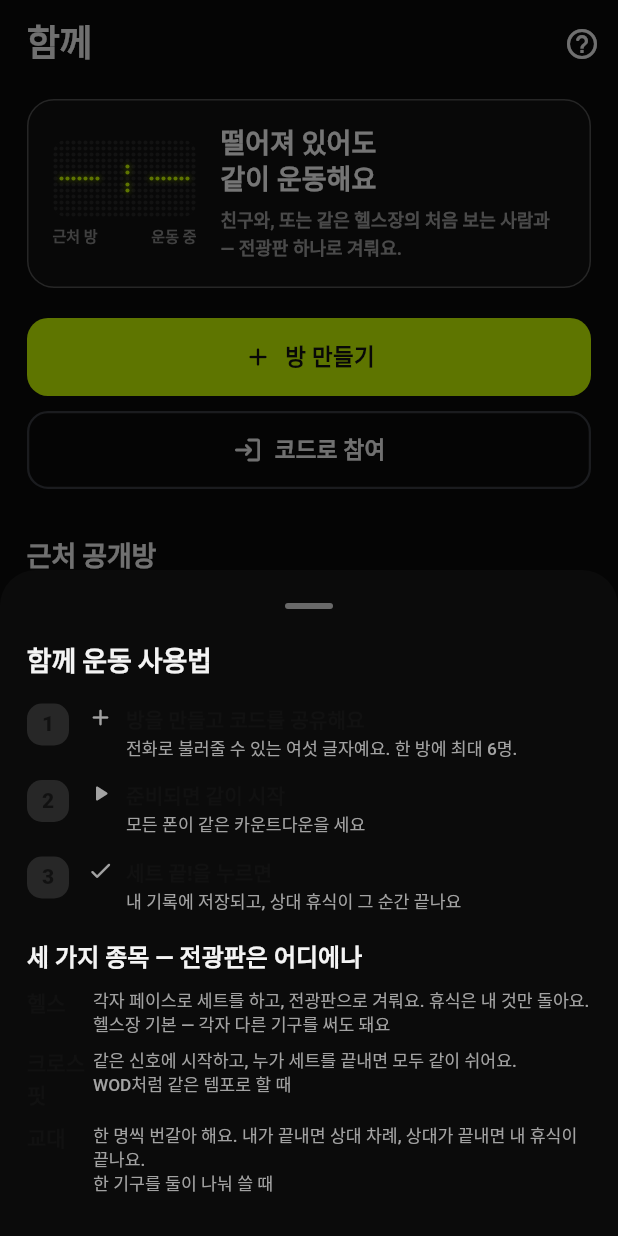
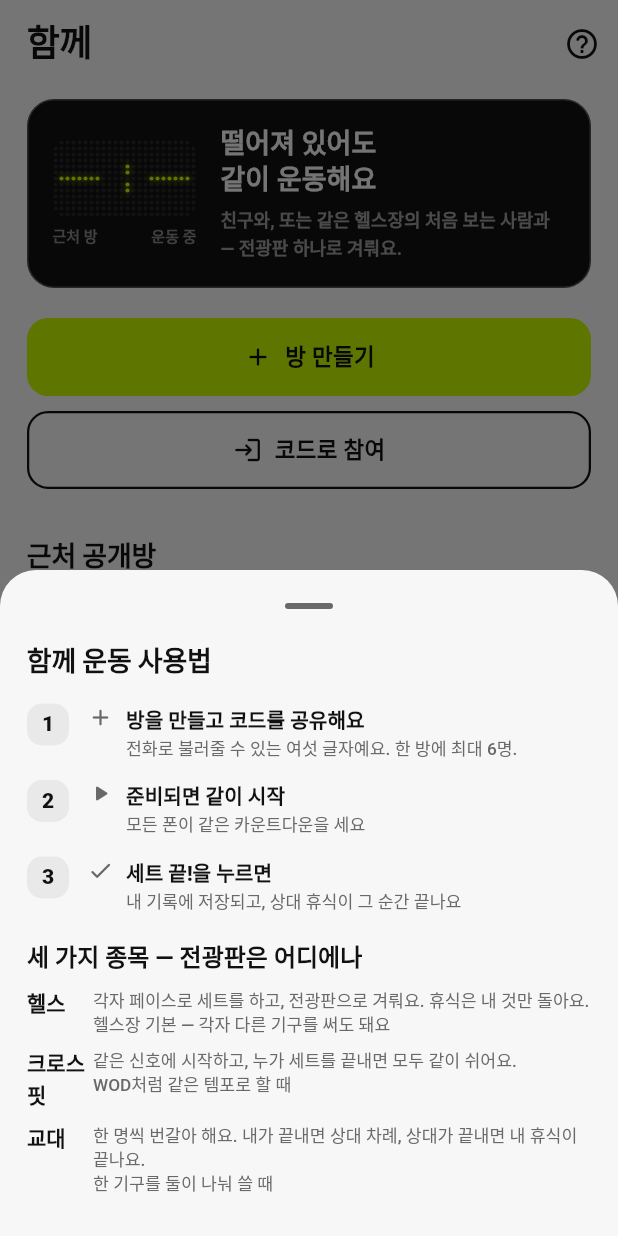
Before and after one commit to develop-para/setflow-app, a Flutter app: the screen it shows after launch, item 2 of the bottom bar chosen, after a tap on the "help outline" icon, on a phone screen of 412 x 824 dp. Run offline on Flutter 3.47's test engine with Material 3 defaults, Android fonts, the phone set to English and light mode, and no system bars; our stand-ins replace app_links, firebase_core, firebase_messaging, geolocator, hive_ce_flutter, image_picker and 2 more; accounts and stored records are empty; Roboto replaces fonts that are missing (Pretendard); project files that could hold a hidden picture were left out.

Commit message:
fix(together): the tab follows the app theme again, and back goes to the tab you came from
"왜 갑자기 라이트 테마일 때도 검은 테마로 만든 거지?" 07239fe wrapped the whole
tab in the dark theme to match the board. That read as the app ignoring the
user's theme on one tab, which stands out more than a black panel on a light
page ever did. The _arena wrapper, the dark sheet/dialog surfaces and the
shell's dark background and nav-bar theme are gone; the only black thing is the
LED board itself, which never followed the theme (a stadium board does not
turn white in daylight).

"함께에 뒤로가기가 좀 이상해." In a room, ← and the system back button always
jumped to the record tab, a tab you may never have visited. Back now returns
to the tab you were on before opening 함께: the shell records it in
_tabBeforeTogether, every tab switch goes through _show() so the record stays
right, and TogetherScreen exposes onBack next to onOpenRecord (which the
"오늘 운동 추가하기" action still uses). The bar test walks 홈 → 방 → ← → 홈
and 마이 → 방 → system back → 마이, with the room kept both times.

Co-Authored-By: Claude Fable 5 <noreply@anthropic.com>
Claude-Session: https://claude.ai/code/session_01YRTGYHtbRk35Yp4QzotPrB

```diff
--- a/lib/screens/member_screens.dart
+++ b/lib/screens/member_screens.dart
@@ -67,6 +67,20 @@ class _MemberShellState extends State<MemberShell> {
   /// 함께 탭을 보고 있으면서 방 안일 때만 접는다. 다른 탭으로 옮기면 방은
   /// 그대로 두고 바를 되돌려야 한다 — 안 그러면 나갈 길이 사라진다.
   bool get _inTogetherSession => _togetherSession && index == 1;
+
+  /// 함께 탭에 오기 직전에 보던 탭. 방의 ←와 시스템 뒤로가기는 여기로 돌아간다 —
+  /// 뒤로가기는 온 곳으로 가야 뒤로가기다. 한때 무조건 기록 탭으로 보냈는데,
+  /// 들른 적도 없는 탭에 떨어지는 것이 "뒤로가기가 좀 이상해"였다.
+  int _tabBeforeTogether = _homePage;
+
+  /// 모든 탭 전환은 여기를 지난다. 함께 탭으로 들어올 때만 출발 탭을 적어 둔다.
+  void _show(int page) {
+    if (page == _togetherPage && index != _togetherPage) {
+      _tabBeforeTogether = index;
+    }
+    setState(() => index = page);
+  }
+
   String? _handledRoutineShareToken;
   int _handledPushSerial = 0;
 
@@ -119,7 +133,7 @@ class _MemberShellState extends State<MemberShell> {
       final page = memberPageForPush(open);
       if (page != null && page != index) {
         WidgetsBinding.instance.addPostFrameCallback((_) {
-          if (mounted) setState(() => index = page);
+          if (mounted) _show(page);
         });
       }
     }
@@ -132,9 +146,7 @@ class _MemberShellState extends State<MemberShell> {
     _handledRoutineShareToken = token;
     WidgetsBinding.instance.addPostFrameCallback((_) {
       // 루틴 no longer owns a tab, so surface the record page instead.
-      if (mounted && index != _recordPage) {
-        setState(() => index = _recordPage);
-      }
+      if (mounted && index != _recordPage) _show(_recordPage);
     });
   }
 
@@ -144,11 +156,12 @@ class _MemberShellState extends State<MemberShell> {
     final today = DateTime(now.year, now.month, now.day);
     final pages = [
       // 함께 운동 섹션이 탭을 바꿀 수 있도록 셸이 전환을 넘겨준다.
-      CalendarScreen(onOpenTogether: () => setState(() => index = 1)),
+      CalendarScreen(onOpenTogether: () => _show(_togetherPage)),
       // 통계(DashboardScreen)가 있던 자리. 화면은 지우지 않고 메뉴에서만 내렸다 —
       // 지표는 나중에 다시 올릴 것이고, 그때 되살릴 코드가 남아 있어야 한다.
       TogetherScreen(
-        onOpenRecord: () => setState(() => index = _recordPage),
+        onOpenRecord: () => _show(_recordPage),
+        onBack: () => _show(_tabBeforeTogether),
         // 방 안에서는 셸의 헤더와 바텀바가 사라진다. 운동 중 전용 화면이라
         // 전광판과 하단 액션이 화면을 다 쓰고, 방을 나가면 되돌아온다.
         onSessionChanged: (active) {
@@ -168,11 +181,6 @@ class _MemberShellState extends State<MemberShell> {
         if (!didPop) _closeRecordSheet();
       },
       child: Scaffold(
-        // 함께 탭은 아레나(검은 판)다. 상태바 뒤의 띠와 바텀바까지 같은 톤으로 —
-        // 안 그러면 검은 페이지 위아래에 흰 띠가 남는다.
-        backgroundColor: index == _togetherPage
-            ? SetflowTheme.dark.scaffoldBackgroundColor
-            : null,
         body: Stack(
           children: [
             Column(
@@ -219,16 +227,12 @@ class _MemberShellState extends State<MemberShell> {
         ),
         bottomNavigationBar: _inTogetherSession
             ? null
-            : Theme(
-                data: index == _togetherPage
-                    ? SetflowTheme.dark
-                    : Theme.of(context),
-                child: SetflowActionNavBar(
+            : SetflowActionNavBar(
                 items: destinations,
                 selectedIndex: _selectedSlot,
                 onSelected: (slot) {
                   _closeRecordSheet();
-                    setState(() => index = _slotToPage[slot]);
+                  _show(_slotToPage[slot]);
                 },
                 centerLabel: '기록',
                 centerIcon: _recordSheetOpen
@@ -236,7 +240,6 @@ class _MemberShellState extends State<MemberShell> {
                     : SetflowIcons.record,
                 centerSelected: index == _recordPage,
                 onCenterTap: _handleCenterTap,
-                ),
               ),
       ),
     );
@@ -278,7 +281,7 @@ class _MemberShellState extends State<MemberShell> {
           MaterialPageRoute(builder: (_) => ExerciseLibraryScreen(date: today)),
         );
       case _RecordAction.pastDays:
-        setState(() => index = 0);
+        _show(_homePage);
     }
   }
 }
--- a/lib/screens/together_screens.dart
+++ b/lib/screens/together_screens.dart
@@ -20,21 +20,27 @@ import 'workout_screens.dart';
 /// partner feel present is not seeing them, it is that **your rest ends when
 /// their set does**. So the room is not a chat with a timer bolted on; it is a
 /// timer that two people share, and everything else is arranged around it.
-/// 함께 탭은 **아레나**다 — 라이트 모드에서도 전광판과 같은 검은 판 위에 있다.
-///
-/// "함께 쪽 전광판 빼고 마음에 드는 UI가 하나도 없어": 전광판만 검은 게임판이고
-/// 나머지(로비·시트·액션 바)는 흰 설정 화면이었다. 탭 전체를 전광판의 톤으로
-/// 맞춘다. 앱의 다크 테마를 그대로 쓰므로 대비·색 규칙은 이미 검증된 값이다.
-Widget _arena(Widget child) => Theme(data: SetflowTheme.dark, child: child);
-
-Color get _arenaSurface => SetflowTheme.dark.colorScheme.surface;
-
+/// 함께 탭은 앱 테마를 따른다. 검은 것은 **전광판 판 하나**뿐이다(`widgets/dot_matrix.dart`
+/// — 경기장 전광판은 낮에도 하얗게 변하지 않는다). 한때 탭 전체를 다크 테마로 감싸
+/// "아레나"로 만들었다가(07239fe) 되돌렸다: 설정한 테마를 탭 하나만 무시하는 것이
+/// 게임판 느낌보다 더 튀었다. 로비·시트·다이얼로그는 다른 탭과 같은 면 위에 있고,
+/// 판이 그 위에 검게 놓인다.
 class TogetherScreen extends StatefulWidget {
-  const TogetherScreen({this.onOpenRecord, this.onSessionChanged, super.key});
+  const TogetherScreen({
+    this.onOpenRecord,
+    this.onBack,
+    this.onSessionChanged,
+    super.key,
+  });
 
   /// 방의 "지금 세트" 카드가 오늘 기록이 비었을 때 기록 탭으로 보내는 통로.
   /// 기록은 셸의 탭이라 push하면 바텀바 없는 사본이 열린다.
   final VoidCallback? onOpenRecord;
+
+  /// 방의 ←와 시스템 뒤로가기. 방은 그대로 두고 **함께 탭에 오기 전 탭**으로
+  /// 돌아간다 — 셸이 그 탭을 기억한다. 기록 탭으로 보내는 것은 [onOpenRecord]의
+  /// 일이지 뒤로가기의 일이 아니다.
+  final VoidCallback? onBack;
 
   /// 방에 들어가고 나옴을 셸에 알린다. 방은 운동 중 전용 화면이라 셸이
   /// 헤더와 바텀바를 접는다 — 전광판과 하단 액션이 화면을 다 써야 한다.
@@ -344,27 +350,26 @@ class _TogetherScreenState extends State<TogetherScreen> {
         if (mounted && _party != null) unawaited(_showGuide());
       });
     }
-    // 시스템 뒤로가기도 앱바의 ←와 같다: 방은 그대로 두고 기록 탭으로. 안
+    // 시스템 뒤로가기도 앱바의 ←와 같다: 방은 그대로 두고 온 탭으로. 안
     // 잡으면 셸 루트라 앱이 통째로 내려간다 — "뒤로가기도 없어 보이는데".
-    final backToRecord = inRoom && widget.onOpenRecord != null;
-    return _arena(
-      PopScope(
-        canPop: !backToRecord,
+    final canGoBack = inRoom && widget.onBack != null;
+    return PopScope(
+      canPop: !canGoBack,
       onPopInvokedWithResult: (didPop, _) {
-          if (!didPop && backToRecord) widget.onOpenRecord!();
+        if (!didPop && canGoBack) widget.onBack!();
       },
       child: Scaffold(
         appBar: AppBar(
           // 방 안에서는 셸 헤더가 접히므로 이 앱바가 유일한 위쪽 크롬이다.
-            // 그래서 나가는 길(기록 탭으로 접기)이 여기 있어야 한다.
+          // 그래서 나가는 길(온 탭으로 접기)이 여기 있어야 한다.
           // "방에 들어오면 다시 나갈 수는 없나?" — 접힌 셸에서 나가는 길이
           // 아래 화살표 하나였다. 뒤로가기는 뒤로가기처럼 생겨야 하고, 방 나가기는
           // 메뉴 속이 아니라 보이는 자리에 있어야 한다.
-            leading: inRoom && widget.onOpenRecord != null
+          leading: canGoBack
               ? IconButton(
                   key: const ValueKey('together-minimize'),
-                    tooltip: '기록으로 돌아가기 (방은 유지)',
-                    onPressed: widget.onOpenRecord,
+                  tooltip: '돌아가기 (방은 유지)',
+                  onPressed: widget.onBack,
                   icon: const Icon(Icons.arrow_back_rounded),
                 )
               : null,
@@ -468,7 +473,6 @@ class _TogetherScreenState extends State<TogetherScreen> {
                 ),
         ),
       ),
-      ),
     );
   }
 
@@ -611,9 +615,7 @@ class _TogetherScreenState extends State<TogetherScreen> {
   }) => showSetflowSheet<void>(
     context,
     showDragHandle: true,
-    backgroundColor: _arenaSurface,
-    builder: (sheetContext) => _arena(
-      Builder(
+    builder: (sheetContext) => Builder(
       builder: (sheetContext) => Padding(
         padding: const EdgeInsets.fromLTRB(
           SetflowSpacing.gutter,
@@ -629,7 +631,6 @@ class _TogetherScreenState extends State<TogetherScreen> {
             const SizedBox(height: SetflowSpacing.lg),
             ...children(sheetContext),
           ],
-          ),
         ),
       ),
     ),
@@ -642,10 +643,8 @@ class _TogetherScreenState extends State<TogetherScreen> {
       context,
       isScrollControlled: true,
       showDragHandle: true,
-      backgroundColor: _arenaSurface,
-      builder: (_) => _arena(
+      builder: (_) =>
           _CreateSheet(locationAvailable: Location.instance.isAvailable),
-      ),
     );
     if (choice == null || !mounted) return;
     var (visibility, mode) = choice;
@@ -763,8 +762,7 @@ class _TogetherScreenState extends State<TogetherScreen> {
     final routine = await showSetflowSheet<RoutineData>(
       context,
       isScrollControlled: true,
-      backgroundColor: _arenaSurface,
-      builder: (_) => _arena(_RoutinePickerSheet(routines: state.routines)),
+      builder: (_) => _RoutinePickerSheet(routines: state.routines),
     );
     if (routine == null || !mounted) return;
     await _run(
@@ -790,8 +788,7 @@ class _TogetherScreenState extends State<TogetherScreen> {
   Future<void> _confirmLeave() async {
     final leave = await showDialog<bool>(
       context: context,
-      builder: (dialogContext) => _arena(
-        AlertDialog(
+      builder: (dialogContext) => AlertDialog(
         title: const Text('방을 나갈까요?'),
         content: const Text('다시 들어오려면 초대 코드가 필요하고, 전광판의 세트 수는 처음부터예요.'),
         actions: [
@@ -805,7 +802,6 @@ class _TogetherScreenState extends State<TogetherScreen> {
             child: const Text('나가기'),
           ),
         ],
-        ),
       ),
     );
     if (leave == true && mounted) await _leave();
@@ -832,8 +828,7 @@ class _TogetherScreenState extends State<TogetherScreen> {
 Future<String?> _askForCode(BuildContext context) => showSetflowSheet<String>(
   context,
   isScrollControlled: true,
-  backgroundColor: _arenaSurface,
-  builder: (_) => _arena(const _CodeSheet()),
+  builder: (_) => const _CodeSheet(),
 );
 
 /// Owns its own controller.
@@ -957,9 +952,7 @@ void _showTogetherHelp(BuildContext context) {
   showSetflowSheet<void>(
     context,
     showDragHandle: true,
-    backgroundColor: _arenaSurface,
-    builder: (_) => _arena(
-      Builder(
+    builder: (_) => Builder(
       builder: (sheetContext) {
         final theme = Theme.of(sheetContext);
         return Padding(
@@ -1003,8 +996,7 @@ void _showTogetherHelp(BuildContext context) {
                       height: 28,
                       alignment: Alignment.center,
                       decoration: BoxDecoration(
-                          color:
-                              sheetContext.setflowColors.surfaceContainerHigh,
+                        color: sheetContext.setflowColors.surfaceContainerHigh,
                         borderRadius: BorderRadius.circular(SetflowRadii.sm),
                       ),
                       child: Text(
@@ -1077,7 +1069,6 @@ void _showTogetherHelp(BuildContext context) {
           ),
         );
       },
-      ),
     ),
   );
 }
```
Also changed, not shown: 1 other file. Lines whose indentation alone changed are shown as unchanged.
